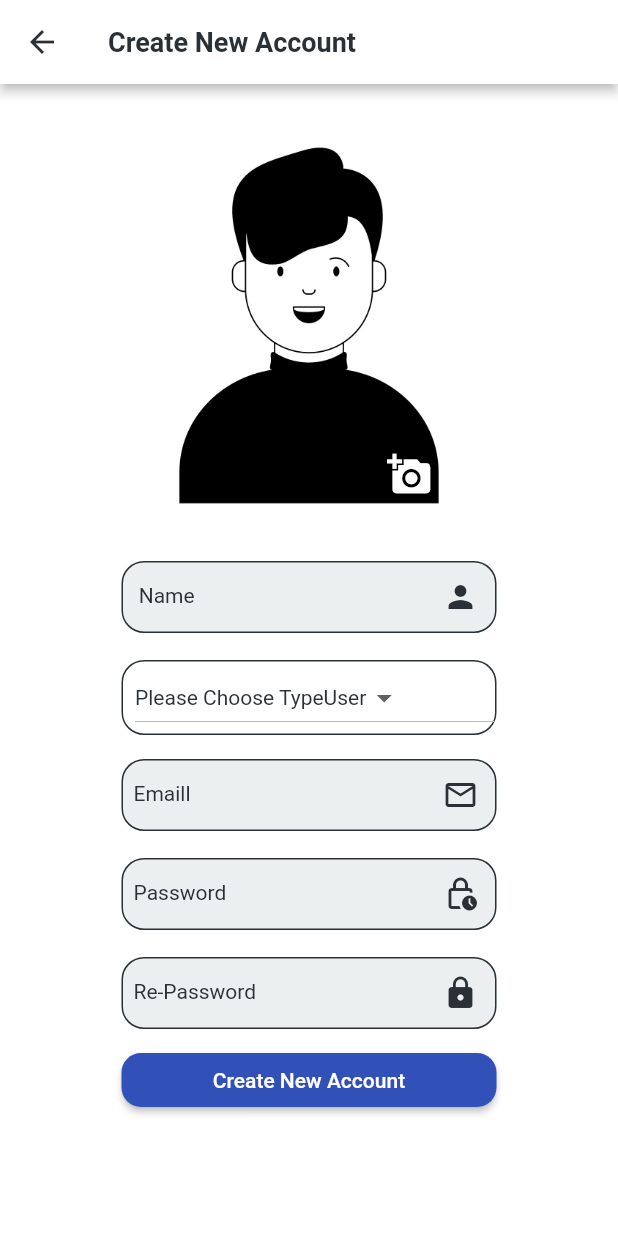
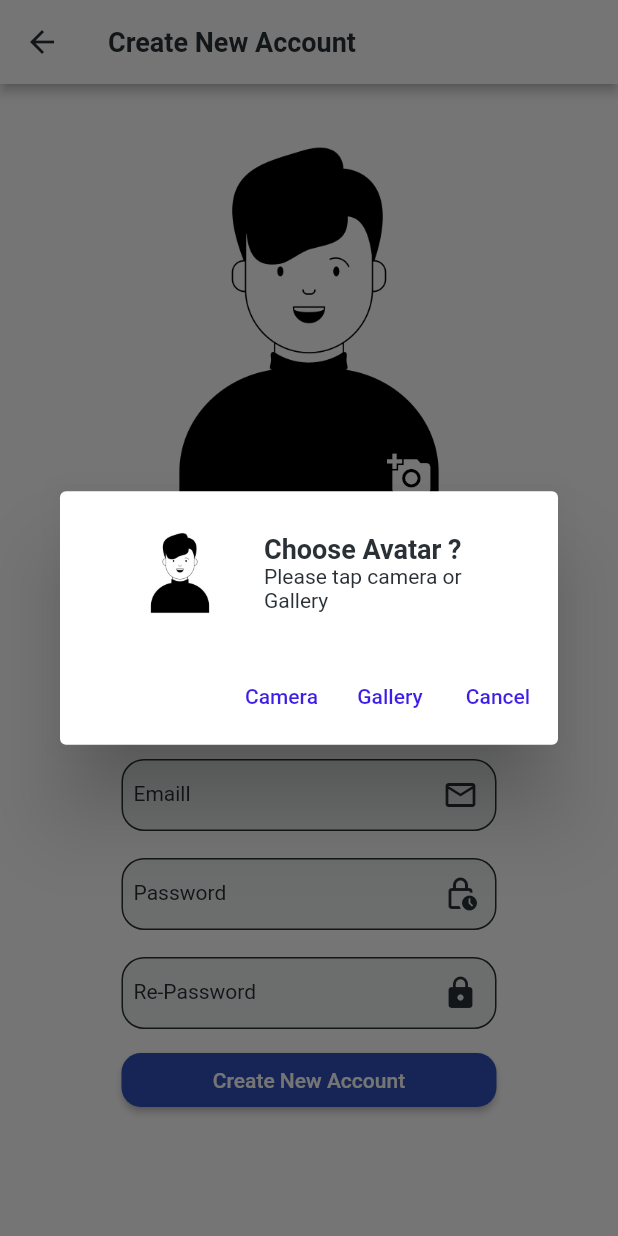
Before and after one commit to ployarisa/poloy_transport, a Flutter app: the CreateAccount screen opened directly, after a tap on the "add a photo" icon, on a phone screen of 412 x 824 dp. Run offline on Flutter 3.47's test engine with Material 2 defaults, Android fonts, the phone set to English and light mode, and no system bars; our stand-ins replace image_picker.

Commit message:
fifnish today

```diff
--- a/lib/states/create_account.dart
+++ b/lib/states/create_account.dart
@@ -1,5 +1,9 @@
+import 'dart:io';
+
 import 'package:flutter/material.dart';
+import 'package:image_picker/image_picker.dart';
 import 'package:ploy_transport/utility/my_constant.dart';
+import 'package:ploy_transport/utility/my_dialog.dart';
 import 'package:ploy_transport/widgets/show_button.dart';
 import 'package:ploy_transport/widgets/show_form.dart';
 import 'package:ploy_transport/widgets/show_icon_button.dart';
@@ -18,6 +22,8 @@ class CreateAccount extends StatefulWidget {
 class _CreateAccountState extends State<CreateAccount> {
   var typeUsers = MyConstant.typeUsers;
   String? typeUser;
+  //ประกาศตัวแปร Global
+  File? file;
 
   @override
   Widget build(BuildContext context) {
@@ -71,7 +77,12 @@ class _CreateAccountState extends State<CreateAccount> {
           newCenter(
             widget: ShowButton(
               label: 'Create New Account',
-              pressFunc: () {},
+              pressFunc: () {
+                if (file == null) {
+                  MyDialog(context: context).normalDialog(
+                      title: 'Non avatar ?', subTitle: 'Please take Avatar');
+                }
+              },
             ),
           )
         ],
@@ -85,7 +96,8 @@ class _CreateAccountState extends State<CreateAccount> {
       padding: const EdgeInsets.only(left: 8),
       margin: const EdgeInsets.only(top: 16),
       decoration: MyConstant().curveBorderBox(),
-      width: 250,height: 50,
+      width: 250,
+      height: 50,
       child: DropdownButton<dynamic>(
           hint: const ShowText(label: 'Please Choose TypeUser'),
           value: typeUser,
@@ -112,21 +124,50 @@ class _CreateAccountState extends State<CreateAccount> {
       height: 250,
       child: Stack(
         children: [
-          const ShowImage(
-            path: 'images/avatar.png',
-          ),
+          file == null
+              ? const ShowImage(
+                  path: 'images/avatar.png',
+                )
+              : CircleAvatar(
+                  radius: 200,
+                  backgroundImage: FileImage(file!),
+                ),
           Positioned(
             right: 34,
             bottom: 2,
             child: showIconButton(
               size: 30,
               iconData: Icons.add_a_photo,
-              pressFunc: () {},
+              pressFunc: () {
+                MyDialog(context: context).twoWayDialog(
+                    title: 'Choose Avatar ?',
+                    subTitle: 'Please tap camera or Gallery',
+                    label1: 'Camera',
+                    pressFunc1: () {
+                      Navigator.pop(context);
+                      processTakePhoto(source: ImageSource.camera);
+                    },
+                    label2: 'Gallery',
+                    pressFunc2: () {
+                      Navigator.pop(context);
+                      processTakePhoto(source: ImageSource.gallery);
+                    });
+              },
             ),
           ),
         ],
       ),
     );
+  }
+
+  Future<void> processTakePhoto({required ImageSource source}) async {
+    var result = await ImagePicker()
+        .pickImage(source: source, maxWidth: 800, maxHeight: 800);
+
+    if (result != null) {
+      file = File(result.path);
+      setState(() {});
+    }
   }
 
   Row newCenter({required Widget widget}) {
--- /dev/null
+++ b/lib/utility/my_dialog.dart
@@ -0,0 +1,64 @@
+// ignore_for_file: public_member_api_docs, sort_constructors_first
+
+import 'package:flutter/material.dart';
+import 'package:ploy_transport/utility/my_constant.dart';
+import 'package:ploy_transport/widgets/show_image.dart';
+import 'package:ploy_transport/widgets/show_listtitle.dart';
+import 'package:ploy_transport/widgets/show_textbutton.dart';
+import 'package:ploy_transport/widgets/showtext.dart';
+
+class MyDialog {
+  final BuildContext context;
+  MyDialog({
+    required this.context,
+  });
+
+  Future<void> twoWayDialog({
+    required String title,
+    required String subTitle,
+    required String label1,
+    required String label2,
+    required Function() pressFunc1,
+    required Function() pressFunc2,
+  }) async {
+    showDialog(
+      context: context,
+      builder: (BuildContext context) => AlertDialog(
+        title: ShowListTile(
+          title: title,
+          subTitle: subTitle,
+          path: 'images/avatar.png',
+        ),
+        actions: [
+          ShowTextButton(
+            label: label1,
+            pressFuvc: pressFunc1,
+          ),
+          ShowTextButton(
+            label: label2,
+            pressFuvc: pressFunc2,
+          ),
+          ShowTextButton(
+            label: 'Cancel',
+            pressFuvc: () {
+              Navigator.pop(context);
+            },
+          ),
+        ],
+      ),
+    );
+  }
+
+  Future<void> normalDialog(
+      {required String title, required String subTitle}) async {
+    showDialog(
+        context: context,
+        builder: (BuildContext context) => AlertDialog(
+              title: ShowListTile(
+                  title: title, subTitle: subTitle, path: 'images/logo.png'),
+                  actions: [ShowTextButton(label: 'OK', pressFuvc: (){
+                    Navigator.pop(context);
+                  })],
+            ));
+  }
+}
--- /dev/null
+++ b/lib/widgets/show_listtitle.dart
@@ -0,0 +1,33 @@
+// ignore_for_file: public_member_api_docs, sort_constructors_first
+import 'package:flutter/material.dart';
+
+import 'package:ploy_transport/utility/my_constant.dart';
+import 'package:ploy_transport/widgets/show_image.dart';
+import 'package:ploy_transport/widgets/showtext.dart';
+
+class ShowListTile extends StatelessWidget {
+  final String title;
+  final String subTitle;
+  final String path;
+  const ShowListTile({
+    Key? key,
+    required this.title,
+    required this.subTitle,
+    required this.path,
+  }) : super(key: key);
+
+  @override
+  Widget build(BuildContext context) {
+    return ListTile(
+      leading: SizedBox(
+        width: 80,
+        child: ShowImage(path: path),
+      ),
+      title: ShowText(
+        label: title,
+        textStyle: MyConstant().h2style(),
+      ),
+      subtitle: ShowText(label: subTitle),
+    );
+  }
+}
--- a/pubspec.yaml
+++ b/pubspec.yaml
@@ -34,6 +34,7 @@ dependencies:
   # The following adds the Cupertino Icons font to your application.
   # Use with the CupertinoIcons class for iOS style icons.
   cupertino_icons: ^1.0.2
+  image_picker: ^0.8.5
 
 dev_dependencies:
   flutter_test:
```
Also changed, not shown: lib/utility/my_constant.dart (line endings or trailing spaces), pubspec.lock.
